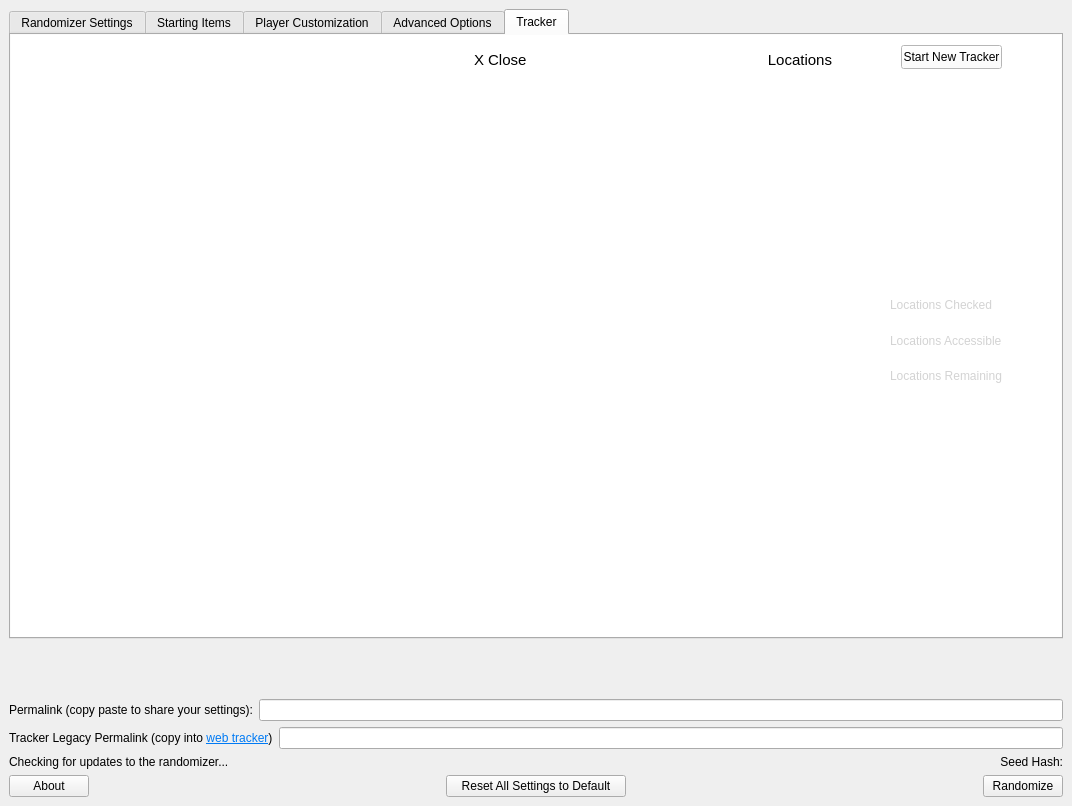
Qt form gui/mainwindow.ui (SuperDude88/TWWHD-Randomizer) before a commit.
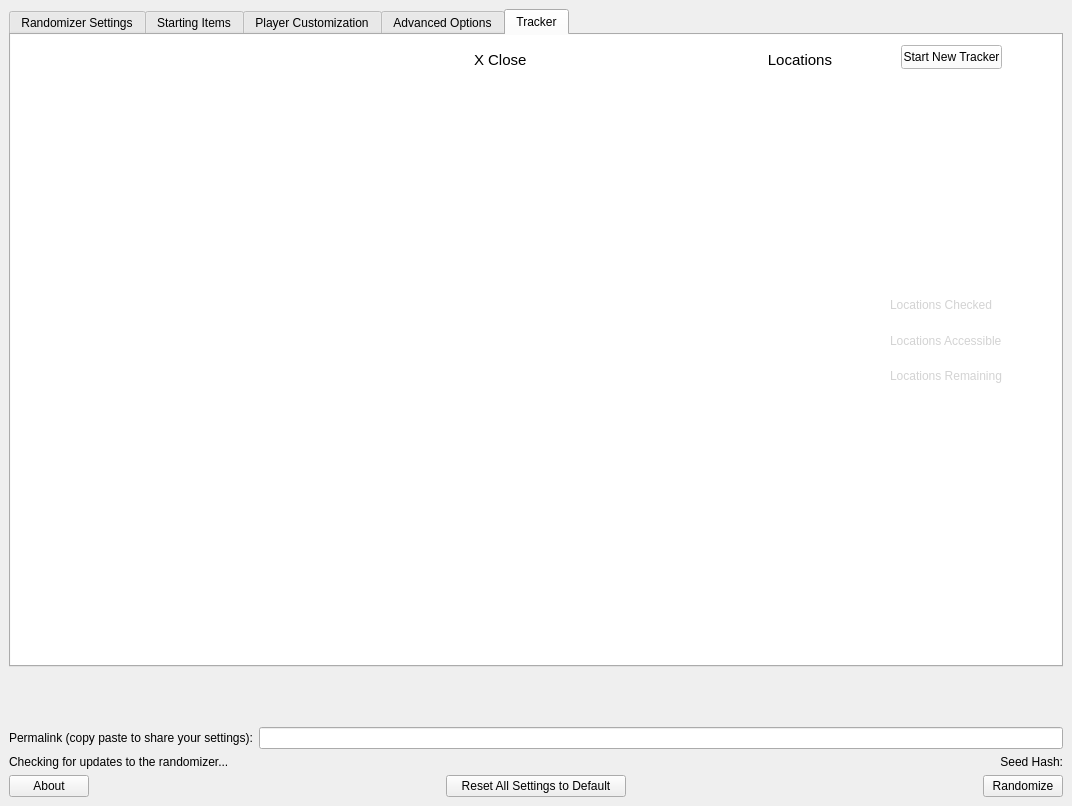
The same form after that commit. The open tabs and pages were chosen to show the change.

Commit message: remove tracker permalink

What changed in the file:
```diff
--- a/gui/mainwindow.ui
+++ b/gui/mainwindow.ui
@@ -34,8 +34,8 @@
         <rect>
          <x>0</x>
          <y>0</y>
-         <width>1048</width>
-         <height>590</height>
+         <width>1054</width>
+         <height>646</height>
         </rect>
        </property>
        <layout class="QVBoxLayout" name="verticalLayout_4">
@@ -2589,33 +2589,6 @@
       </item>
      </layout>
     </item>
-    <item>
-     <layout class="QHBoxLayout" name="horizontalLayout_17">
-      <item>
-       <widget class="QLabel" name="label_7">
-        <property name="text">
-         <string>&lt;html&gt;&lt;head/&gt;&lt;body&gt;&lt;p&gt;Tracker Legacy Permalink (copy into &lt;a href=&quot;https://gymnast86.github.io/&quot;&gt;&lt;span style=&quot; text-decoration: underline; color:#007af4;&quot;&gt;web tracker&lt;/span&gt;&lt;/a&gt;)&lt;/p&gt;&lt;/body&gt;&lt;/html&gt;</string>
-        </property>
-        <property name="textFormat">
-         <enum>Qt::RichText</enum>
-        </property>
-        <property name="openExternalLinks">
-         <bool>true</bool>
-        </property>
-        <property name="textInteractionFlags">
-         <set>Qt::TextBrowserInteraction</set>
-        </property>
-       </widget>
-      </item>
-      <item>
-       <widget class="QLineEdit" name="tracker_permalink">
-        <property name="readOnly">
-         <bool>true</bool>
-        </property>
-       </widget>
-      </item>
-     </layout>
-    </item>
     <item>
      <layout class="QHBoxLayout" name="horizontalLayout_29">
       <item>
```
Left out of the diff: 2 changed lines with no effect on the pictures. The commit also changes 1 other file.
